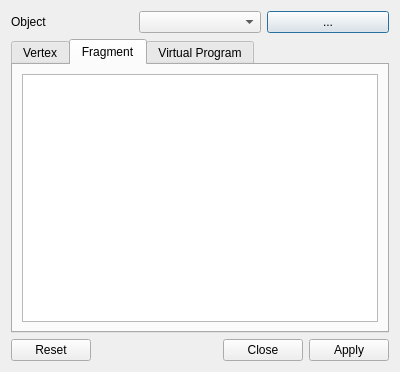
Old version of the form plugins/osgearth/ShaderEditorDialog.ui in the repository aroth-fastprotect/sgi.
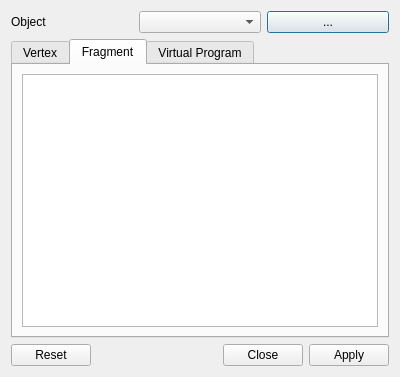
New version of the form. Icons and pictures are not drawn.

Commit message: create default shaders

Patch:
```diff
--- a/plugins/osgearth/ShaderEditorDialog.ui
+++ b/plugins/osgearth/ShaderEditorDialog.ui
@@ -7,7 +7,7 @@
     <x>0</x>
     <y>0</y>
     <width>400</width>
-    <height>372</height>
+    <height>377</height>
    </rect>
   </property>
   <property name="sizePolicy">
```
Left out of the diff: 8 changed lines with no effect on the pictures. The commit also changes 1 other file.
